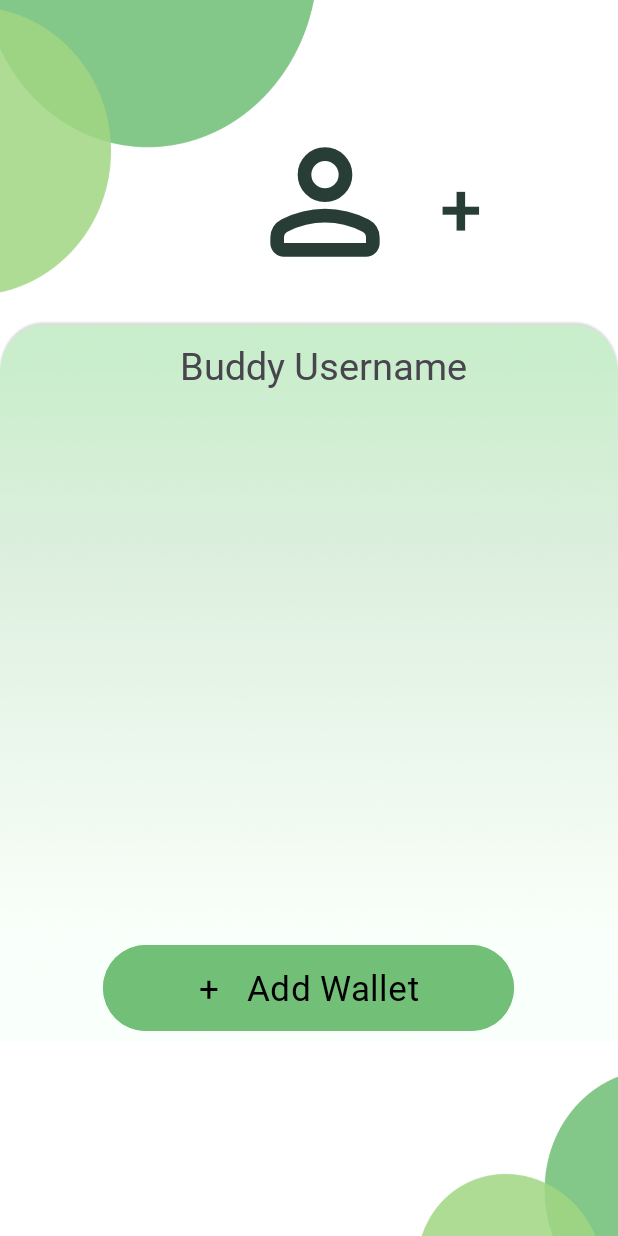
After one commit to ST10085670/BuggyBank, an Android app: the fragment BudgetBuddyWalletsListFragment shown on its own in the app's theme, on a phone screen of 412 x 824 dp. The commit adds this screen. Run offline under Robolectric (Android 15) with nearby library versions, the phone set to English and light mode, and no system bars.

Commit message:
Added the Wallets list layout for the budget buddy

```diff
--- /dev/null
+++ b/app/src/main/java/vcmsa/projects/buggybank/BudgetBuddyWalletsListFragment.kt
@@ -0,0 +1,28 @@
+package vcmsa.projects.buggybank
+
+import android.os.Bundle
+import androidx.fragment.app.Fragment
+import android.view.LayoutInflater
+import android.view.View
+import android.view.ViewGroup
+
+
+class BudgetBuddyWalletsListFragment : Fragment() {
+
+    override fun onCreate(savedInstanceState: Bundle?) {
+        super.onCreate(savedInstanceState)
+        arguments?.let {
+
+        }
+    }
+
+    override fun onCreateView(
+        inflater: LayoutInflater, container: ViewGroup?,
+        savedInstanceState: Bundle?
+    ): View? {
+        // Inflate the layout for this fragment
+        return inflater.inflate(R.layout.fragment_budget_buddy_wallets_list, container, false)
+    }
+
+
+}
--- /dev/null
+++ b/app/src/main/res/drawable/rounded_person_24.xml
@@ -0,0 +1,5 @@
+<vector xmlns:android="http://schemas.android.com/apk/res/android" android:height="24dp" android:tint="#283D36" android:viewportHeight="960" android:viewportWidth="960" android:width="24dp">
+
+    <path android:fillColor="@android:color/white" android:pathData="M480,480Q414,480 367,433Q320,386 320,320Q320,254 367,207Q414,160 480,160Q546,160 593,207Q640,254 640,320Q640,386 593,433Q546,480 480,480ZM160,720L160,688Q160,654 177.5,625.5Q195,597 224,582Q286,551 350,535.5Q414,520 480,520Q546,520 610,535.5Q674,551 736,582Q765,597 782.5,625.5Q800,654 800,688L800,720Q800,753 776.5,776.5Q753,800 720,800L240,800Q207,800 183.5,776.5Q160,753 160,720ZM240,720L720,720L720,688Q720,677 714.5,668Q709,659 700,654Q646,627 591,613.5Q536,600 480,600Q424,600 369,613.5Q314,627 260,654Q251,659 245.5,668Q240,677 240,688L240,720ZM480,400Q513,400 536.5,376.5Q560,353 560,320Q560,287 536.5,263.5Q513,240 480,240Q447,240 423.5,263.5Q400,287 400,320Q400,353 423.5,376.5Q447,400 480,400ZM480,320Q480,320 480,320Q480,320 480,320Q480,320 480,320Q480,320 480,320Q480,320 480,320Q480,320 480,320Q480,320 480,320Q480,320 480,320ZM480,720L480,720Q480,720 480,720Q480,720 480,720Q480,720 480,720Q480,720 480,720Q480,720 480,720Q480,720 480,720Q480,720 480,720Q480,720 480,720L480,720Z"/>
+
+</vector>
--- /dev/null
+++ b/app/src/main/res/layout/fragment_budget_buddy_wallets_list.xml
@@ -0,0 +1,77 @@
+<?xml version="1.0" encoding="utf-8"?>
+<androidx.constraintlayout.widget.ConstraintLayout xmlns:android="http://schemas.android.com/apk/res/android"
+    xmlns:tools="http://schemas.android.com/tools"
+    android:layout_width="match_parent"
+    android:layout_height="match_parent"
+    xmlns:app="http://schemas.android.com/apk/res-auto"
+    android:background="@drawable/back"
+    tools:context=".BudgetBuddyWalletsListFragment">
+
+    <ImageView
+        android:id="@+id/imgProfile"
+        android:layout_width="112dp"
+        android:layout_height="109dp"
+        android:layout_marginTop="80dp"
+        android:src="@drawable/rounded_person_24"
+        app:layout_constraintEnd_toEndOf="parent"
+        app:layout_constraintHorizontal_bias="0.535"
+        app:layout_constraintStart_toStartOf="parent"
+        app:layout_constraintTop_toTopOf="parent" />
+
+    <TextView
+        android:id="@+id/txtBudgetBuddyUsername"
+        android:layout_width="232dp"
+        android:layout_height="60dp"
+        android:layout_marginTop="24dp"
+        android:fontFamily="@font/chakra_petch_bold"
+        android:gravity="center"
+        android:text="Buddy Username"
+        android:textSize="25sp"
+        app:layout_constraintEnd_toEndOf="parent"
+        app:layout_constraintHorizontal_bias="0.553"
+        app:layout_constraintStart_toStartOf="parent"
+        app:layout_constraintTop_toBottomOf="@+id/imgProfile" />
+
+    <androidx.recyclerview.widget.RecyclerView
+        android:id="@+id/recyclerView"
+        android:layout_width="344dp"
+        android:layout_height="272dp"
+        android:textAlignment="center"
+        app:layout_constraintBottom_toBottomOf="parent"
+        app:layout_constraintEnd_toEndOf="parent"
+        app:layout_constraintHorizontal_bias="0.492"
+        app:layout_constraintStart_toStartOf="parent"
+        app:layout_constraintTop_toBottomOf="@+id/txtBudgetBuddyUsername"
+        app:layout_constraintVertical_bias="0.204" />
+
+    <Button
+        android:id="@+id/btnAddWallet2"
+        android:layout_width="274dp"
+        android:layout_height="65dp"
+        android:layout_marginTop="24dp"
+        android:backgroundTint="@color/green"
+        android:fontFamily="@font/chakra_petch_bold"
+        android:text="+   Add Wallet"
+        android:textAlignment="center"
+        android:textColor="@color/black"
+        android:textSize="23sp"
+        app:layout_constraintEnd_toEndOf="parent"
+        app:layout_constraintHorizontal_bias="0.496"
+        app:layout_constraintStart_toStartOf="parent"
+        app:layout_constraintTop_toBottomOf="@+id/recyclerView" />
+
+    <Button
+        android:id="@+id/btnAddAnotherBuddy"
+        android:layout_width="89dp"
+        android:layout_height="79dp"
+        android:layout_marginEnd="60dp"
+        android:backgroundTint="#00FFFFFF"
+        android:text="+"
+        android:textColor="@color/dark_green"
+        android:textSize="50sp"
+        app:layout_constraintBottom_toTopOf="@+id/txtBudgetBuddyUsername"
+        app:layout_constraintEnd_toEndOf="parent"
+        app:layout_constraintTop_toTopOf="parent"
+        app:layout_constraintVertical_bias="0.701" />
+
+</androidx.constraintlayout.widget.ConstraintLayout>
--- a/app/src/main/res/layout/fragment_budget_buddy_welcome.xml
+++ b/app/src/main/res/layout/fragment_budget_buddy_welcome.xml
@@ -65,7 +65,7 @@
         app:layout_constraintEnd_toEndOf="parent"
         app:layout_constraintStart_toStartOf="parent"
         app:layout_constraintTop_toBottomOf="@+id/txtInfoToAddABuddy"
-        app:layout_constraintVertical_bias="0.387" />
+        app:layout_constraintVertical_bias="0.201" />
 
 
 </androidx.constraintlayout.widget.ConstraintLayout>
```
Also changed, not shown: app/src/main/java/vcmsa/projects/buggybank/BudgetBuddyProfileFragment.kt (added, +40 -0 lines), app/src/main/res/layout/fragment_budget_buddy_profile.xml (added, +52 -0 lines).
